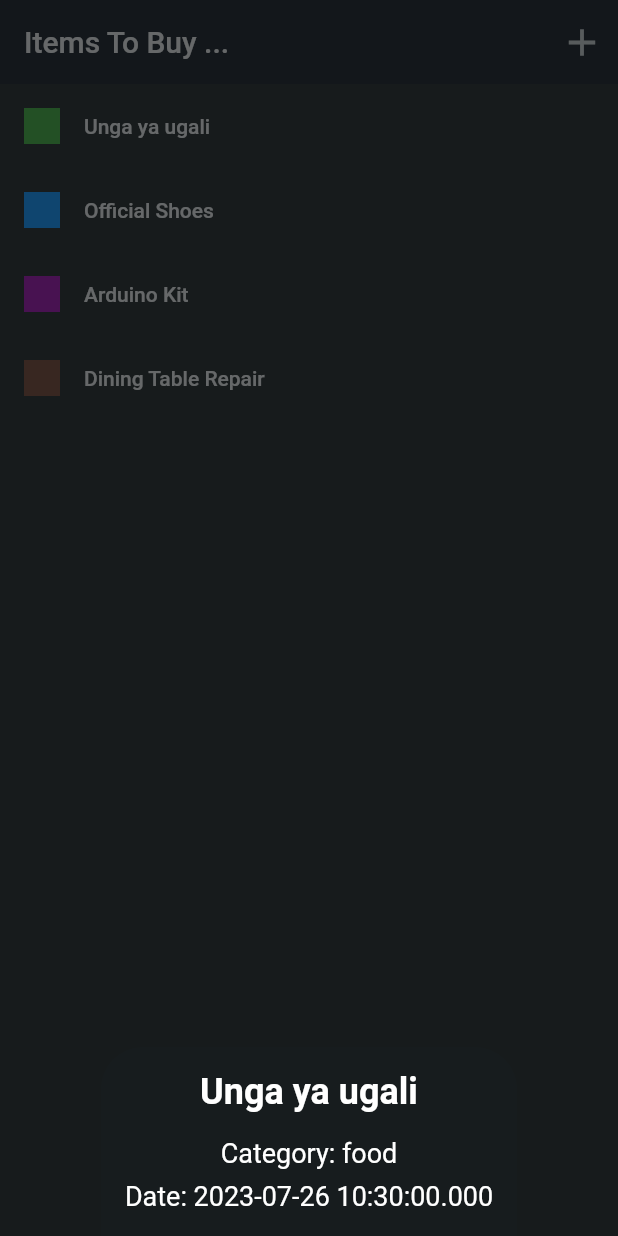
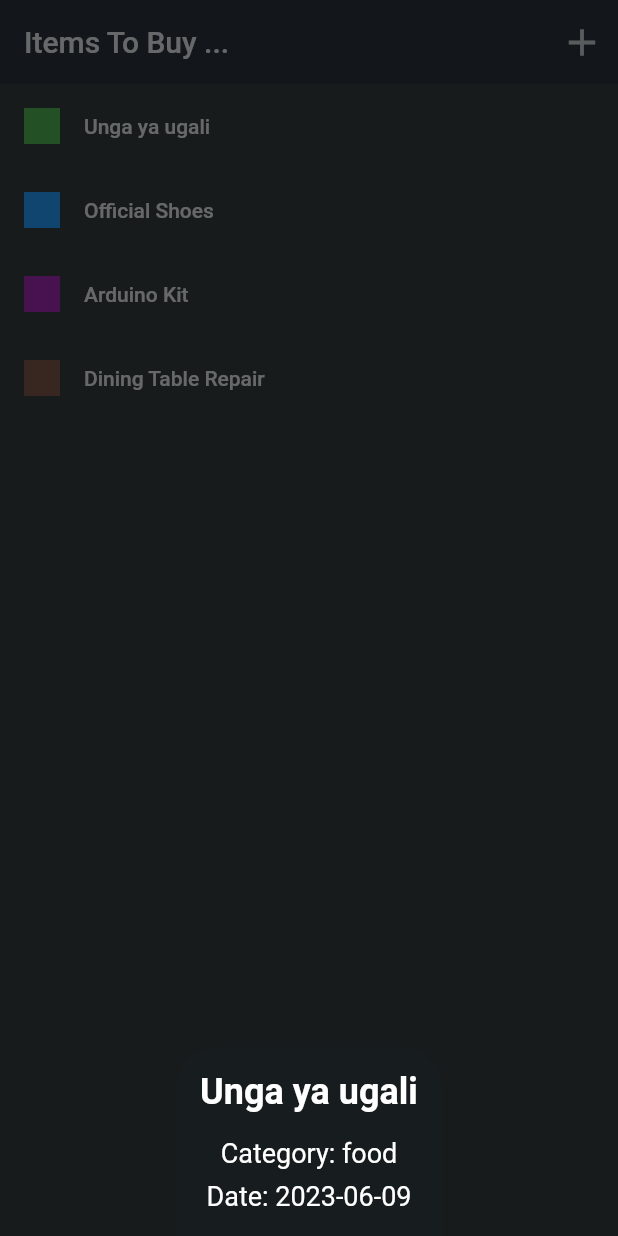
Before and after one commit to notrayo/shopping-list, a Flutter app: the screen it shows after launch, after a tap on "Unga ya ugali", on a phone screen of 412 x 824 dp. Run offline on Flutter 3.47's test engine with Material 2 defaults, Android fonts, the phone set to English and light mode, and no system bars.

```diff
--- a/lib/data/dummy_data.dart
+++ b/lib/data/dummy_data.dart
@@ -7,17 +7,17 @@ final dummyData = [
   DummyDataItem(
       category: categories[Categories.food]!,
       name: 'Unga ya ugali',
-      date: DateTime.now()),
+      date: '2023-06-09'),
   DummyDataItem(
       category: categories[Categories.clothes]!,
       name: 'Official Shoes',
-      date: DateTime(2023, 7, 12)),
+      date: '2023-01-01'),
   DummyDataItem(
       category: categories[Categories.techApparatus]!,
       name: 'Arduino Kit',
-      date: DateTime.now()),
+      date: '2023-07-01'),
   DummyDataItem(
       category: categories[Categories.furniture]!,
       name: 'Dining Table Repair',
-      date: DateTime.now()),
+      date: '2021-01-10'),
 ];
--- a/lib/models/data_model.dart
+++ b/lib/models/data_model.dart
@@ -8,7 +8,7 @@ class DummyDataItem {
   final String id;
   final String name;
   //final double amount;
-  final DateTime date;
+  final String date;
   final Category category;
 
   DummyDataItem(
--- a/lib/screens/add_Item.dart
+++ b/lib/screens/add_Item.dart
@@ -1,5 +1,6 @@
 import 'package:flutter/material.dart';
 import 'package:shopping_list/models/cat_model.dart';
+import 'package:shopping_list/models/data_model.dart';
 //import 'package:shopping_list/models/cat_model.dart';
 import '../data/categories.dart';
 import 'package:intl/intl.dart';
@@ -34,6 +35,9 @@ class _AddItemState extends State<AddItem> {
     print(_enteredName);
     print(_enteredCategory);
     print(_enteredDate);
+
+    Navigator.of(context).pop(DummyDataItem(
+        category: _enteredCategory, name: _enteredName, date: _enteredDate));
   }
 
   void _resetForm() {
--- a/lib/screens/home.dart
+++ b/lib/screens/home.dart
@@ -5,8 +5,15 @@ import './add_Item.dart';
 
 import 'dart:ui';
 
-class HomeScreen extends StatelessWidget {
+class HomeScreen extends StatefulWidget {
   const HomeScreen({super.key});
+
+  @override
+  State<HomeScreen> createState() => _HomeScreenState();
+}
+
+class _HomeScreenState extends State<HomeScreen> {
+  final List<DummyDataItem> _shoppingList = [];
 
   void _showItemDetails(BuildContext context, DummyDataItem item) {
     showModalBottomSheet(
@@ -30,7 +37,7 @@ class HomeScreen extends StatelessWidget {
               ),
               const SizedBox(height: 8),
               Text(
-                'Date: ${item.date.toString()}',
+                'Date: ${item.date}',
                 style: const TextStyle(fontSize: 18),
               ),
             ],
```
